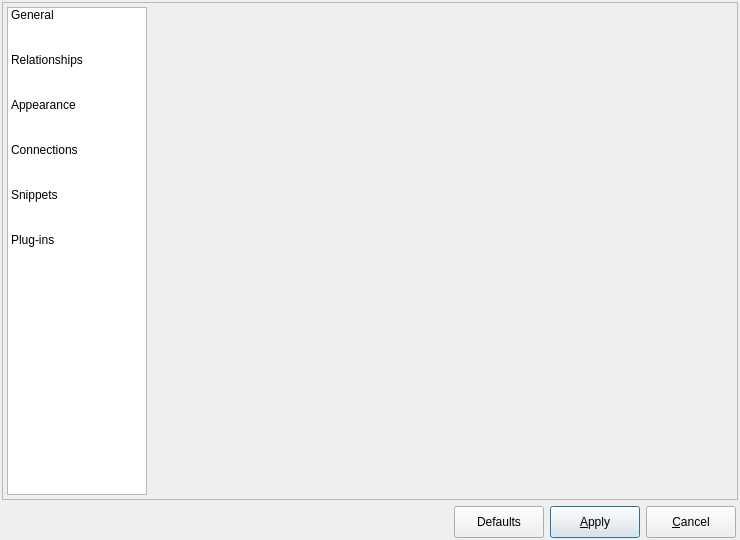
First picture: the form in libpgmodeler_ui/ui/configurationform.ui, repository pgmodeler/pgmodeler, before the edit.
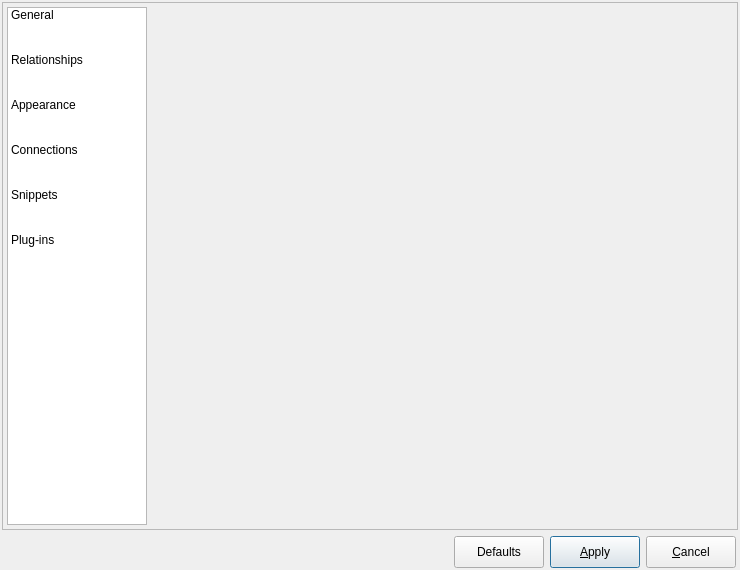
Second picture: the form after the edit. Icons and pictures are not drawn.

Diff of the .ui file:
```diff
--- a/libpgmodeler_ui/ui/configurationform.ui
+++ b/libpgmodeler_ui/ui/configurationform.ui
@@ -10,7 +10,7 @@
     <x>0</x>
     <y>0</y>
     <width>740</width>
-    <height>540</height>
+    <height>570</height>
    </rect>
   </property>
   <property name="sizePolicy">
@@ -22,7 +22,7 @@
   <property name="minimumSize">
    <size>
     <width>640</width>
-    <height>540</height>
+    <height>570</height>
    </size>
   </property>
   <property name="windowTitle">
```
